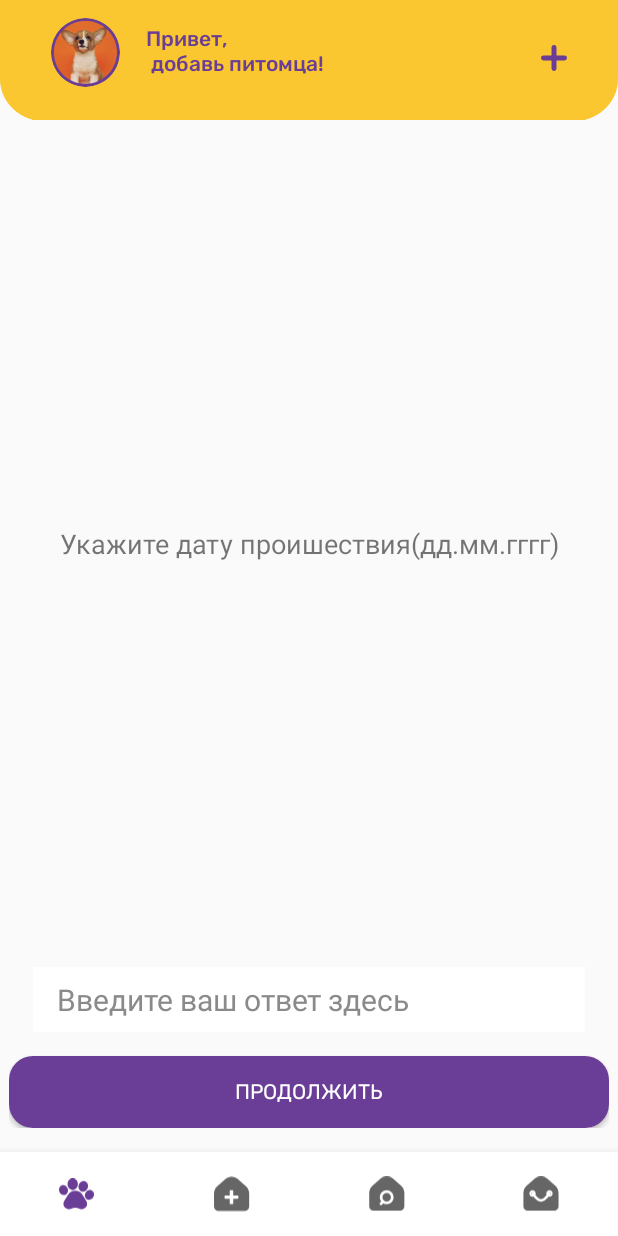
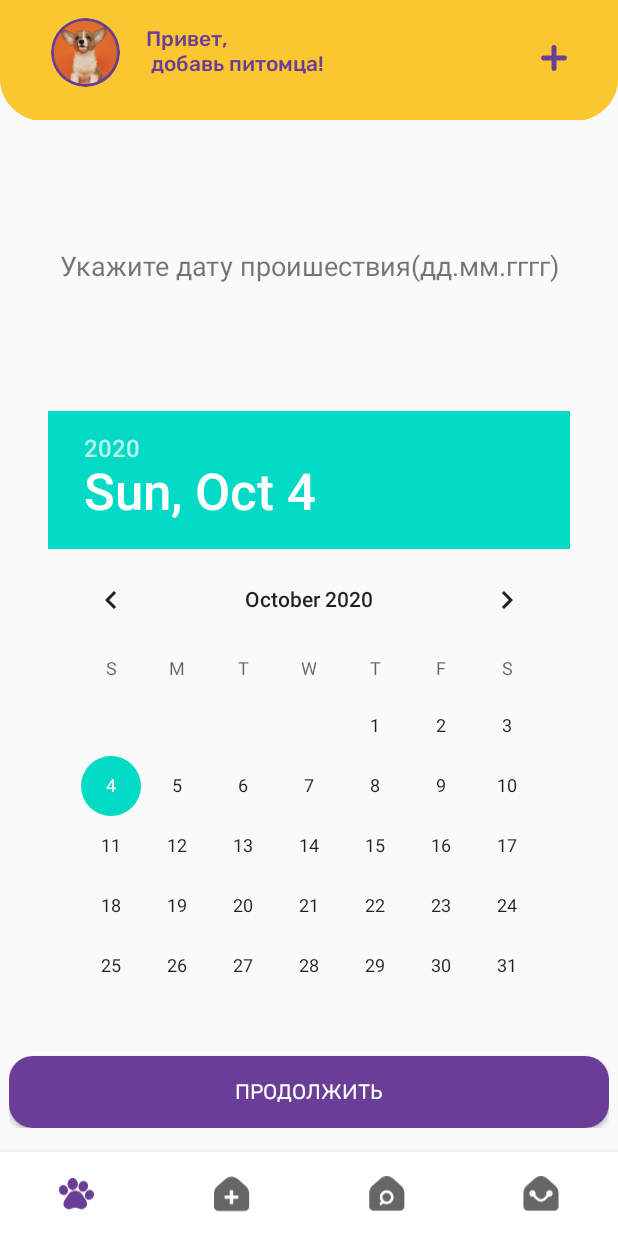
Before and after one commit to xlit97/Hackathon, an Android app: the HelpFragment screen opened through its navigation route, on a phone screen of 412 x 824 dp. Run offline under Robolectric (Android 15) with nearby library versions, the light colour scheme and no system bars; our stand-ins replace CircleImageView, Dagger/Hilt's generated code; libraries missing offline, so code that uses them is left out: moxy.presenter.

Commit message:
datepicker

```diff
--- a/app/src/main/java/com/futureyakutia/hackathon/appeal/Questions.kt
+++ b/app/src/main/java/com/futureyakutia/hackathon/appeal/Questions.kt
@@ -19,6 +19,7 @@ sealed class Question(val question: String, var isEnabled: Boolean = true) {
     }
 
     open class WriteQuestion(question: String) : Question(question)
+    open class TimeQuestion(question: String) : Question(question)
     open class ChooseQuestion(
         question: String,
         val answers: List<Answer.Choice> = listOf(
@@ -35,7 +36,7 @@ sealed class Question(val question: String, var isEnabled: Boolean = true) {
     object UserJob : WriteQuestion(USER_JOB)
 
     // Body
-    object CommitmentDate : WriteQuestion(COMMITMENT_DATE)
+    object CommitmentDate : TimeQuestion(COMMITMENT_DATE)
     object CommitmentTime : WriteQuestion(COMMITMENT_TIME)
     object CommitmentPlace : WriteQuestion(COMMITMENT_PLACE)
     object CaseDescription : WriteQuestion(CASE_DESCRIPTION)
--- a/app/src/main/java/com/futureyakutia/hackathon/ui/HelpFragment.kt
+++ b/app/src/main/java/com/futureyakutia/hackathon/ui/HelpFragment.kt
@@ -70,6 +70,11 @@ class HelpFragment : MvpAppCompatFragment() {
                 val answer = Answer.Write(text)
                 sendAnswer(answer)
             }
+            if (mCurrentQuestion is Question.TimeQuestion) {
+                val text = "${datepicker.dayOfMonth}.${datepicker.month}.${datepicker.year}"
+                val answer = Answer.Write(text)
+                sendAnswer(answer)
+            }
         }
         if (savedInstanceState == null) {
             val question = questionsHARDCODED.pop()
@@ -84,6 +89,7 @@ class HelpFragment : MvpAppCompatFragment() {
             when (question) {
                 is Question.ChooseQuestion -> setupChooseQuestion(question)
                 is Question.WriteQuestion -> setupWriteQuestion()
+                is Question.TimeQuestion -> setupTimeQuestion()
             }
         } else {
             if (questionsHARDCODED.isNotEmpty()) {
@@ -97,6 +103,7 @@ class HelpFragment : MvpAppCompatFragment() {
     private fun setupChooseQuestion(question: Question.ChooseQuestion) {
         help_layout_edittext_answer.visibility = View.GONE
         help_layout_button_continue.visibility = View.GONE
+        datepicker.visibility = View.GONE
         help_layout_linearlayout_variant_holder.visibility = View.VISIBLE
         help_layout_button_variant_a.text = question.answers.first().text
         help_layout_button_variant_b.text = question.answers.last().text
@@ -104,8 +111,15 @@ class HelpFragment : MvpAppCompatFragment() {
 
     private fun setupWriteQuestion() {
         help_layout_linearlayout_variant_holder.visibility = View.GONE
+        datepicker.visibility = View.GONE
         help_layout_button_continue.visibility = View.VISIBLE
         help_layout_edittext_answer.visibility = View.VISIBLE
+    }
+
+    private fun setupTimeQuestion() {
+        help_layout_linearlayout_variant_holder.visibility = View.GONE
+        help_layout_edittext_answer.visibility = View.GONE
+        datepicker.visibility = View.VISIBLE
     }
 
     private fun sendAnswer(answer: Answer) {
--- a/app/src/main/res/layout/help_layout.xml
+++ b/app/src/main/res/layout/help_layout.xml
@@ -21,6 +21,12 @@
         app:layout_constraintEnd_toEndOf="parent"
         app:layout_constraintStart_toStartOf="parent"
         tools:text="Уточните пожалуйста один момент" />
+
+    <DatePicker
+        android:id="@+id/datepicker"
+        android:layout_gravity="center_horizontal"
+        android:layout_width="wrap_content"
+        android:layout_height="wrap_content"/>
 
     <LinearLayout
         android:id="@+id/help_layout_linearlayout_variant_holder"
```
